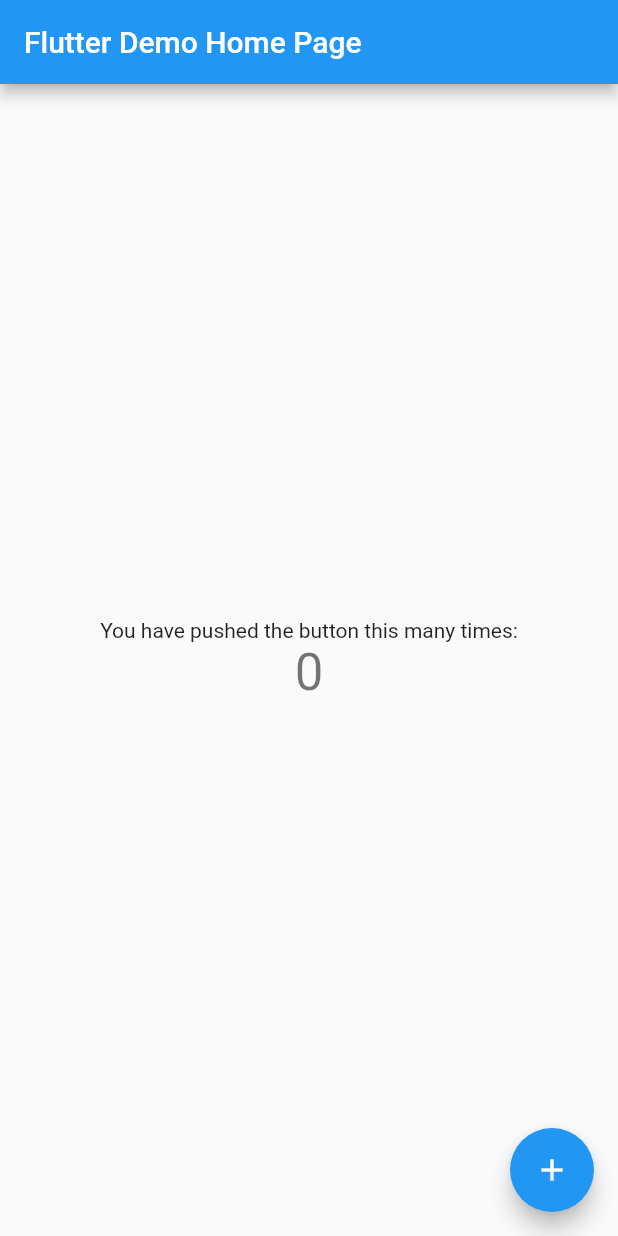
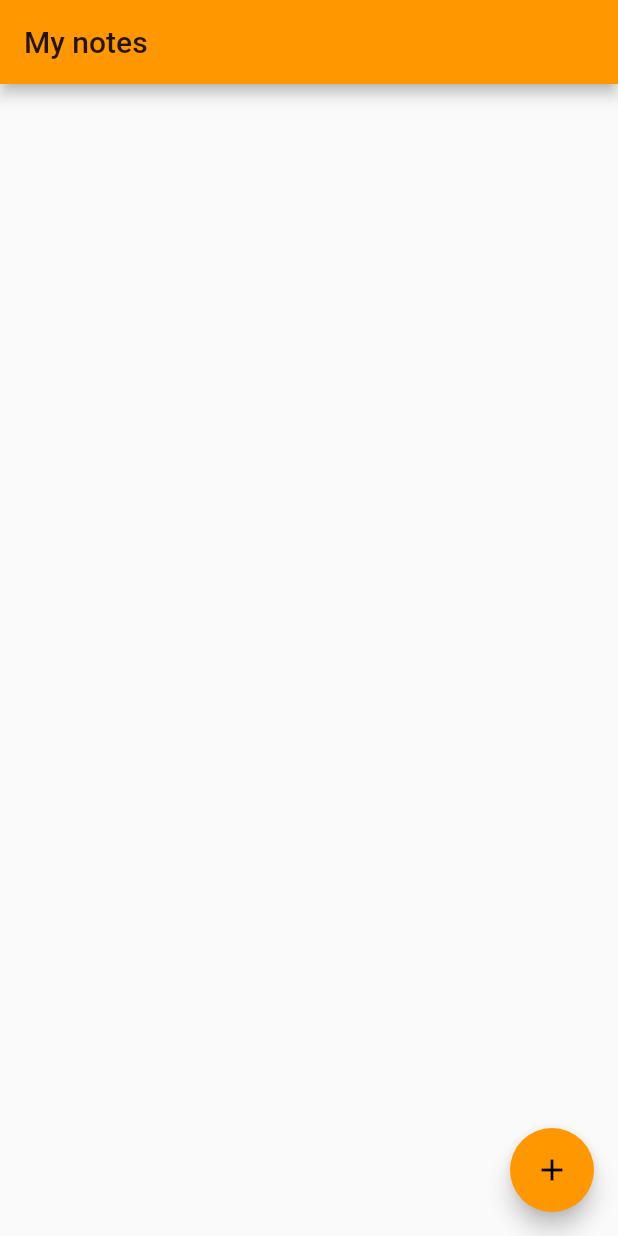
Before and after one commit to FabianVarela/notekeeper_flutter, a Flutter app: the screen it shows after launch, on a phone screen of 412 x 824 dp. Run offline on Flutter 3.47's test engine with Material 2 defaults, Android fonts, the phone set to English and light mode, and no system bars.

Commit message:
Create the screen with mocks

```diff
--- a/lib/main.dart
+++ b/lib/main.dart
@@ -1,63 +1,18 @@
 import 'package:flutter/material.dart';
+import 'package:notekeeper_flutter/screens/note_list.dart';
 
-void main() => runApp(MyApp());
+void main() => runApp(NoteKeeperApp());
 
-class MyApp extends StatelessWidget {
+class NoteKeeperApp extends StatelessWidget {
   @override
   Widget build(BuildContext context) {
     return MaterialApp(
-      title: 'Flutter Demo',
+      title: 'Note Keeper',
+      debugShowCheckedModeBanner: false,
       theme: ThemeData(
-        primarySwatch: Colors.blue,
+        primarySwatch: Colors.orange
       ),
-      home: MyHomePage(title: 'Flutter Demo Home Page'),
+      home: NoteList()
     );
   }
 }
-
-class MyHomePage extends StatefulWidget {
-  MyHomePage({Key key, this.title}) : super(key: key);
-
-  final String title;
-
-  @override
-  _MyHomePageState createState() => _MyHomePageState();
-}
-
-class _MyHomePageState extends State<MyHomePage> {
-  int _counter = 0;
-
-  void _incrementCounter() {
-    setState(() {
-      _counter++;
-    });
-  }
-
-  @override
-  Widget build(BuildContext context) {
-    return Scaffold(
-      appBar: AppBar(
-        title: Text(widget.title),
-      ),
-      body: Center(
-        child: Column(
-          mainAxisAlignment: MainAxisAlignment.center,
-          children: <Widget>[
-            Text(
-              'You have pushed the button this many times:',
-            ),
-            Text(
-              '$_counter',
-              style: Theme.of(context).textTheme.display1,
-            ),
-          ],
-        ),
-      ),
-      floatingActionButton: FloatingActionButton(
-        onPressed: _incrementCounter,
-        tooltip: 'Increment',
-        child: Icon(Icons.add),
-      ),
-    );
-  }
-}
--- /dev/null
+++ b/lib/screens/note_list.dart
@@ -0,0 +1,55 @@
+import 'package:flutter/material.dart';
+
+class NoteList extends StatefulWidget {
+  @override
+  State<StatefulWidget> createState() {
+    return NoteListState();
+  }
+}
+
+class NoteListState extends State<NoteList> {
+  int count = 0;
+
+  @override
+  Widget build(BuildContext context) {
+    return Scaffold(
+      appBar: AppBar(
+        title: Text('My notes'),
+      ),
+      body: getNoteListView(),
+      floatingActionButton: FloatingActionButton(
+        tooltip: 'Add note',
+        child: Icon(Icons.add),
+        onPressed: () {
+          debugPrint('New keep');
+        }
+      ),
+    );
+  }
+
+  ListView getNoteListView() {
+    TextStyle titleStyle = Theme.of(context).textTheme.subhead;
+
+    return ListView.builder(
+      itemCount: count,
+      itemBuilder: (BuildContext context, int position) {
+        return Card(
+          color: Colors.white,
+          elevation: 2,
+          child: ListTile(
+            leading: CircleAvatar(
+              backgroundColor: Colors.yellow,
+              child: Icon(Icons.keyboard_arrow_right)
+            ),
+            title: Text('Dummy Title', style: titleStyle),
+            subtitle: Text('Dummy date'),
+            trailing: Icon(Icons.delete, color: Colors.grey),
+            onTap: () {
+              debugPrint('Item tapped');
+            }
+          )
+        );
+      }
+    );
+  }
+}
```
Also changed, not shown: lib/screens/note_detail.dart (added, +117 -0 lines), 1 other file.
